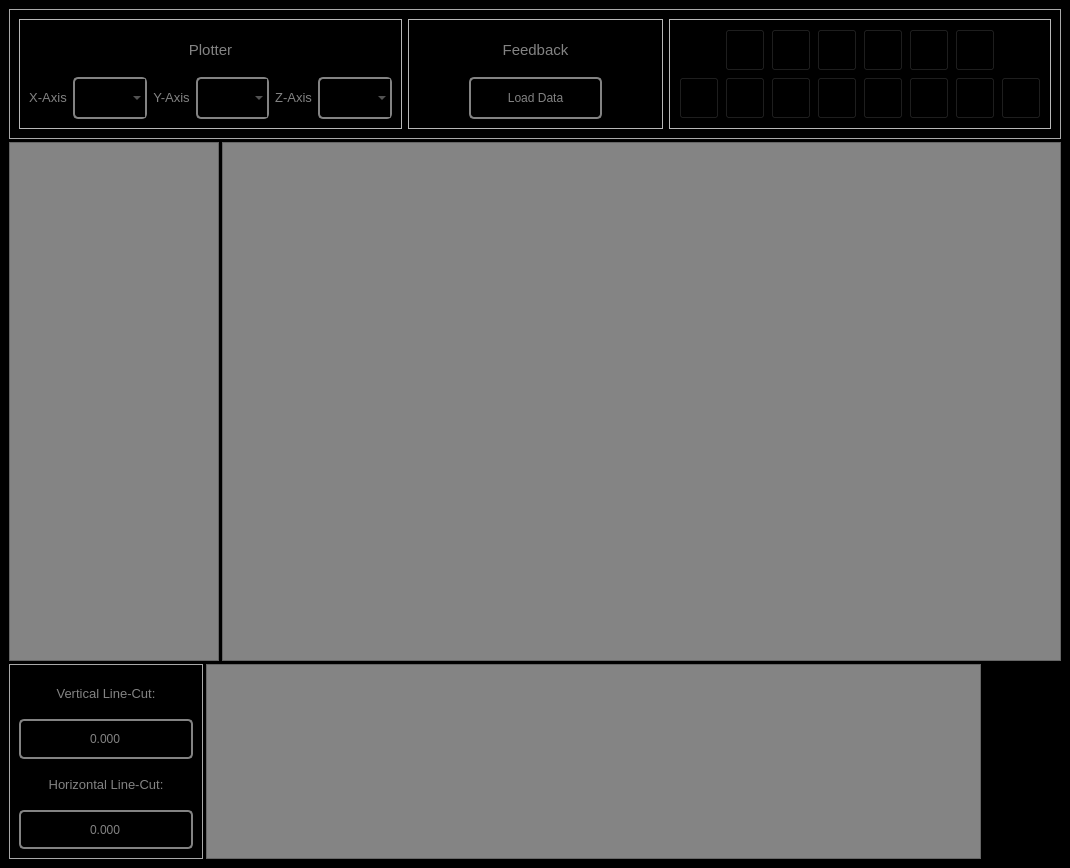
This is Scanner GUI/Plotters Control/Plotter/plotter.ui in afylab/nanoSQUID-Scanning-Software as Qt 5 draws it before an edit. The edited form follows.
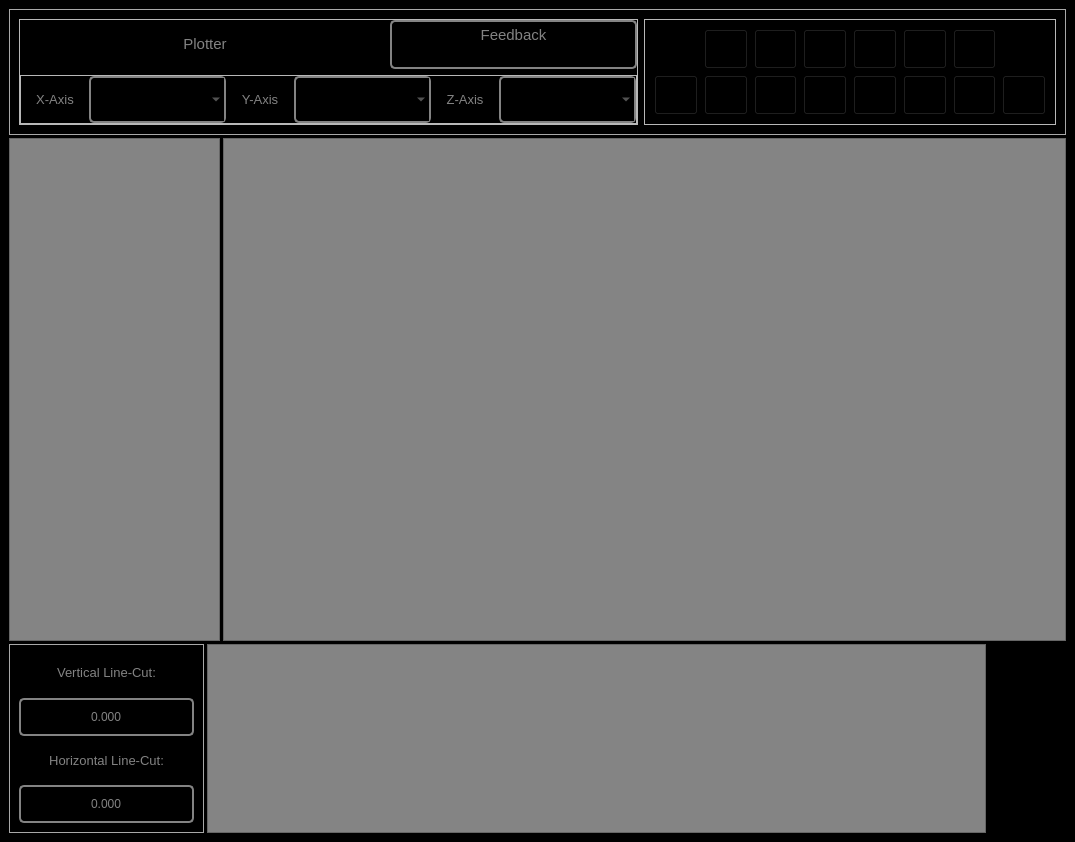
This is the edited form. Icons and pictures are not drawn.

Patch:
```diff
--- a/Scanner GUI/Plotters Control/Plotter/plotter.ui
+++ b/Scanner GUI/Plotters Control/Plotter/plotter.ui
@@ -6,8 +6,8 @@
    <rect>
     <x>0</x>
     <y>0</y>
-    <width>1070</width>
-    <height>868</height>
+    <width>1075</width>
+    <height>842</height>
    </rect>
   </property>
   <property name="windowTitle">
@@ -46,7 +46,7 @@
       <property name="frameShadow">
        <enum>QFrame::Raised</enum>
       </property>
-      <layout class="QHBoxLayout" name="horizontalLayout_3" stretch="3,2,2">
+      <layout class="QHBoxLayout" name="horizontalLayout_3" stretch="3,2">
        <item>
         <widget class="QFrame" name="frame_NameAxis">
          <property name="frameShape">
@@ -55,28 +55,107 @@
          <property name="frameShadow">
           <enum>QFrame::Raised</enum>
          </property>
-         <layout class="QGridLayout" name="gridLayout_4" rowstretch="1,1" columnstretch="1,3,1,3,1,3">
-          <item row="1" column="4">
-           <widget class="QLabel" name="label_4">
+         <layout class="QGridLayout" name="gridLayout" rowstretch="1,1" columnstretch="3,2">
+          <property name="horizontalSpacing">
+           <number>0</number>
+          </property>
+          <property name="verticalSpacing">
+           <number>6</number>
+          </property>
+          <property name="margin">
+           <number>0</number>
+          </property>
+          <item row="0" column="0">
+           <widget class="QLabel" name="label_FileName">
+            <property name="sizePolicy">
+             <sizepolicy hsizetype="Preferred" vsizetype="Preferred">
+              <horstretch>0</horstretch>
+              <verstretch>0</verstretch>
+             </sizepolicy>
+            </property>
+            <property name="font">
+             <font>
+              <pointsize>11</pointsize>
+             </font>
+            </property>
+            <property name="styleSheet">
+             <string notr="true">QLabel#label_FileName{
+color: rgb(131,131,131);
+background-color:rgb(0,0,0)
+}</string>
+            </property>
             <property name="text">
-             <string>&lt;html&gt;&lt;head/&gt;&lt;body&gt;&lt;p&gt;&lt;span style=&quot; font-size:10pt; color:#838383;&quot;&gt;Z-Axis&lt;/span&gt;&lt;/p&gt;&lt;/body&gt;&lt;/html&gt;</string>
+             <string>&lt;html&gt;&lt;head/&gt;&lt;body&gt;&lt;p&gt;&lt;span style=&quot; font-size:11pt; color:#838383;&quot;&gt;Plotter&lt;/span&gt;&lt;/p&gt;&lt;/body&gt;&lt;/html&gt;</string>
             </property>
             <property name="alignment">
              <set>Qt::AlignCenter</set>
             </property>
            </widget>
           </item>
-          <item row="1" column="2">
-           <widget class="QLabel" name="label_3">
-            <property name="text">
-             <string>&lt;html&gt;&lt;head/&gt;&lt;body&gt;&lt;p&gt;&lt;span style=&quot; font-size:10pt; color:#838383;&quot;&gt;Y-Axis&lt;/span&gt;&lt;/p&gt;&lt;/body&gt;&lt;/html&gt;</string>
+          <item row="0" column="1">
+           <widget class="QTextEdit" name="textEdit_Feedback">
+            <property name="sizePolicy">
+             <sizepolicy hsizetype="Preferred" vsizetype="Ignored">
+              <horstretch>0</horstretch>
+              <verstretch>0</verstretch>
+             </sizepolicy>
             </property>
-            <property name="alignment">
-             <set>Qt::AlignCenter</set>
+            <property name="font">
+             <font>
+              <pointsize>11</pointsize>
+             </font>
             </property>
+            <property name="styleSheet">
+             <string notr="true">QTextEdit#textEdit_Feedback{
+color: rgb(131,131,131);
+background-color:rgb(0,0,0);
+border: 2px solid  rgb(131,131,131);
+border-radius: 5px
+}
+
+
+QScrollBar:horizontal {
+   border: 0px;
+   background: black;
+   height: 15px;
+}
+QScrollBar:vertical {
+   border: 0px;
+   background: black;
+   width: 15px;
+}</string>
+            </property>
+            <property name="readOnly">
+             <bool>true</bool>
+            </property>
+            <property name="html">
+             <string>&lt;!DOCTYPE HTML PUBLIC &quot;-//W3C//DTD HTML 4.0//EN&quot; &quot;http://www.w3.org/TR/REC-html40/strict.dtd&quot;&gt;
+&lt;html&gt;&lt;head&gt;&lt;meta name=&quot;qrichtext&quot; content=&quot;1&quot; /&gt;&lt;style type=&quot;text/css&quot;&gt;
+p, li { white-space: pre-wrap; }
+&lt;/style&gt;&lt;/head&gt;&lt;body style=&quot; font-family:'MS Shell Dlg 2'; font-size:11pt; font-weight:400; font-style:normal;&quot;&gt;
+&lt;p align=&quot;center&quot; style=&quot; margin-top:0px; margin-bottom:0px; margin-left:0px; margin-right:0px; -qt-block-indent:0; text-indent:0px;&quot;&gt;Feedback&lt;/p&gt;&lt;/body&gt;&lt;/html&gt;</string>
+            </property>
+            <property name="tabStopWidth">
+             <number>80</number>
+            </property>
            </widget>
           </item>
-          <item row="1" column="0">
+          <item row="1" column="0" colspan="2">
+           <widget class="QFrame" name="frame_Axis">
+            <property name="frameShape">
+             <enum>QFrame::StyledPanel</enum>
+            </property>
+            <property name="frameShadow">
+             <enum>QFrame::Raised</enum>
+            </property>
+            <layout class="QHBoxLayout" name="horizontalLayout_4" stretch="1,2,1,2,1,2">
+             <property name="spacing">
+              <number>0</number>
+             </property>
+             <property name="margin">
+              <number>0</number>
+             </property>
+             <item>
            <widget class="QLabel" name="label_2">
             <property name="text">
              <string>&lt;html&gt;&lt;head/&gt;&lt;body&gt;&lt;p&gt;&lt;span style=&quot; font-size:10pt; color:#838383;&quot;&gt;X-Axis&lt;/span&gt;&lt;/p&gt;&lt;/body&gt;&lt;/html&gt;</string>
@@ -86,7 +165,7 @@
             </property>
            </widget>
           </item>
-          <item row="1" column="1">
+             <item>
            <widget class="QComboBox" name="comboBox_xAxis">
             <property name="sizePolicy">
              <sizepolicy hsizetype="Preferred" vsizetype="Preferred">
@@ -119,7 +198,17 @@
             </property>
            </widget>
           </item>
-          <item row="1" column="3">
+             <item>
+              <widget class="QLabel" name="label_3">
+               <property name="text">
+                <string>&lt;html&gt;&lt;head/&gt;&lt;body&gt;&lt;p&gt;&lt;span style=&quot; font-size:10pt; color:#838383;&quot;&gt;Y-Axis&lt;/span&gt;&lt;/p&gt;&lt;/body&gt;&lt;/html&gt;</string>
+               </property>
+               <property name="alignment">
+                <set>Qt::AlignCenter</set>
+               </property>
+              </widget>
+             </item>
+             <item>
            <widget class="QComboBox" name="comboBox_yAxis">
             <property name="sizePolicy">
              <sizepolicy hsizetype="Preferred" vsizetype="Preferred">
@@ -146,7 +235,17 @@
             </property>
            </widget>
           </item>
-          <item row="1" column="5">
+             <item>
+              <widget class="QLabel" name="label_4">
+               <property name="text">
+                <string>&lt;html&gt;&lt;head/&gt;&lt;body&gt;&lt;p&gt;&lt;span style=&quot; font-size:10pt; color:#838383;&quot;&gt;Z-Axis&lt;/span&gt;&lt;/p&gt;&lt;/body&gt;&lt;/html&gt;</string>
+               </property>
+               <property name="alignment">
+                <set>Qt::AlignCenter</set>
+               </property>
+              </widget>
+             </item>
+             <item>
            <widget class="QComboBox" name="comboBox_zAxis">
             <property name="sizePolicy">
              <sizepolicy hsizetype="Preferred" vsizetype="Preferred">
@@ -173,133 +272,7 @@
             </property>
            </widget>
           </item>
-          <item row="0" column="0" colspan="6">
-           <widget class="QLabel" name="label_FileName">
-            <property name="font">
-             <font>
-              <pointsize>11</pointsize>
-             </font>
-            </property>
-            <property name="styleSheet">
-             <string notr="true">QLabel#label_FileName{
-color: rgb(131,131,131);
-background-color:rgb(0,0,0)
-}</string>
-            </property>
-            <property name="text">
-             <string>&lt;html&gt;&lt;head/&gt;&lt;body&gt;&lt;p&gt;&lt;span style=&quot; font-size:11pt; color:#838383;&quot;&gt;Plotter&lt;/span&gt;&lt;/p&gt;&lt;/body&gt;&lt;/html&gt;</string>
-            </property>
-            <property name="alignment">
-             <set>Qt::AlignCenter</set>
-            </property>
-           </widget>
-          </item>
-         </layout>
-        </widget>
-       </item>
-       <item>
-        <widget class="QFrame" name="frame_middle">
-         <property name="frameShape">
-          <enum>QFrame::StyledPanel</enum>
-         </property>
-         <property name="frameShadow">
-          <enum>QFrame::Raised</enum>
-         </property>
-         <layout class="QGridLayout" name="gridLayout" rowstretch="1,1" columnstretch="1,3,1">
-          <item row="1" column="0">
-           <spacer name="horizontalSpacer_3">
-            <property name="orientation">
-             <enum>Qt::Horizontal</enum>
-            </property>
-            <property name="sizeHint" stdset="0">
-             <size>
-              <width>40</width>
-              <height>20</height>
-             </size>
-            </property>
-           </spacer>
-          </item>
-          <item row="1" column="1">
-           <widget class="QPushButton" name="pushButton_loadData">
-            <property name="sizePolicy">
-             <sizepolicy hsizetype="Preferred" vsizetype="Preferred">
-              <horstretch>0</horstretch>
-              <verstretch>0</verstretch>
-             </sizepolicy>
-            </property>
-            <property name="minimumSize">
-             <size>
-              <width>65</width>
-              <height>17</height>
-             </size>
-            </property>
-            <property name="maximumSize">
-             <size>
-              <width>16777215</width>
-              <height>16777215</height>
-             </size>
-            </property>
-            <property name="toolTip">
-             <string>Browse Data Vault</string>
-            </property>
-            <property name="styleSheet">
-             <string notr="true">QPushButton:pressed#pushButton_loadData{
-color: rgb(0,0,0);
-background-color:rgb(131,131,131);
-border: 1px solid rgb(0,0,0);
-border-radius: 5px
-}
-
-QPushButton#pushButton_loadData{
-color: rgb(131,131,131);
-background-color:rgb(0,0,0);
-border: 2px solid  rgb(131,131,131);
-border-radius: 5px
-}</string>
-            </property>
-            <property name="text">
-             <string>Load Data</string>
-            </property>
-           </widget>
-          </item>
-          <item row="1" column="2">
-           <spacer name="horizontalSpacer_2">
-            <property name="orientation">
-             <enum>Qt::Horizontal</enum>
-            </property>
-            <property name="sizeHint" stdset="0">
-             <size>
-              <width>40</width>
-              <height>20</height>
-             </size>
-            </property>
-           </spacer>
-          </item>
-          <item row="0" column="0" colspan="3">
-           <widget class="QLabel" name="label_Feeedback">
-            <property name="sizePolicy">
-             <sizepolicy hsizetype="Preferred" vsizetype="Preferred">
-              <horstretch>0</horstretch>
-              <verstretch>0</verstretch>
-             </sizepolicy>
-            </property>
-            <property name="font">
-             <font>
-              <pointsize>11</pointsize>
-             </font>
-            </property>
-            <property name="styleSheet">
-             <string notr="true">QLabel#label_Feeedback{
-color: rgb(131,131,131);
-background-color:rgb(0,0,0)
-}</string>
-            </property>
-            <property name="text">
-             <string>&lt;html&gt;&lt;head/&gt;&lt;body&gt;&lt;p&gt;&lt;span style=&quot; color:#838383;&quot;&gt;Feedback&lt;/span&gt;&lt;/p&gt;&lt;/body&gt;&lt;/html&gt;</string>
-            </property>
-            <property name="alignment">
-             <set>Qt::AlignCenter</set>
-            </property>
+            </layout>
            </widget>
           </item>
          </layout>
```
Left out of the diff: 2 changed lines with no effect on the pictures. Lines whose indentation alone changed are shown as unchanged.
